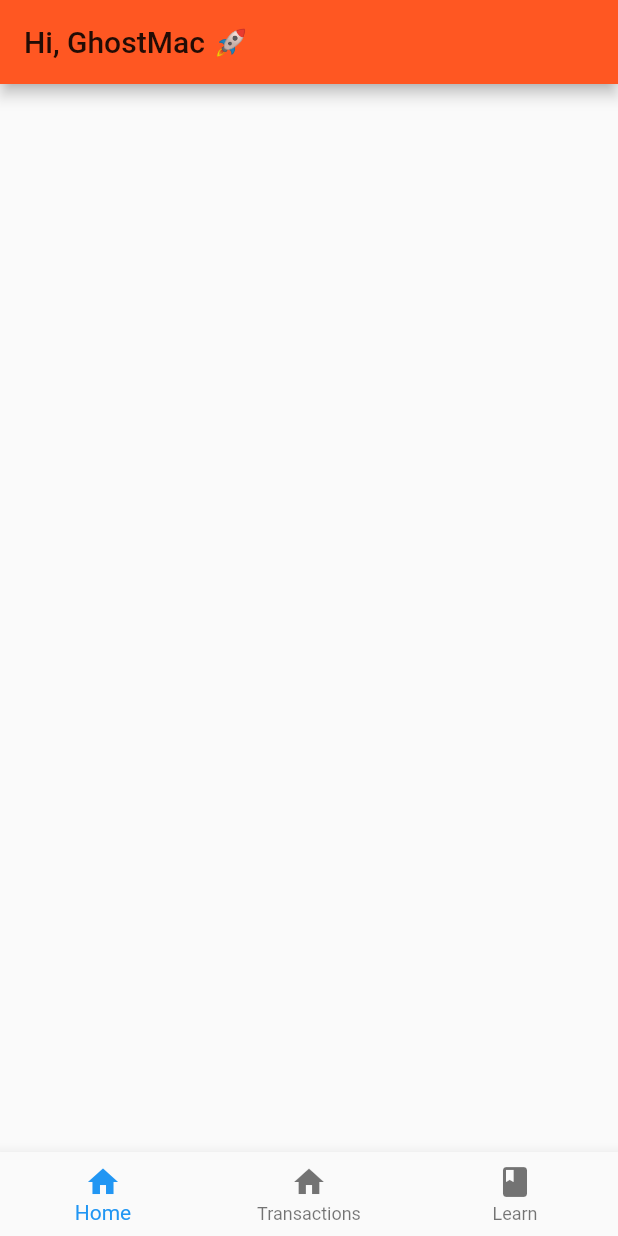
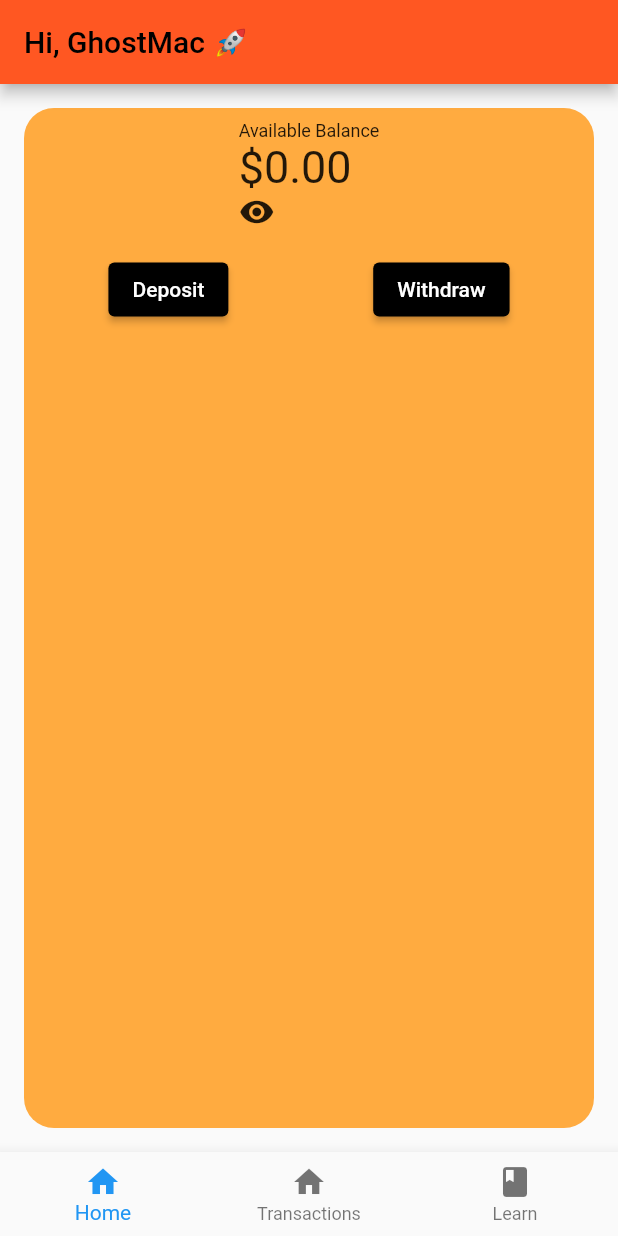
Before and after one commit to theghostmac/flyio, a Flutter app: the screen it shows after launch, on a phone screen of 412 x 824 dp. Run offline on Flutter 3.47's test engine with Material 2 defaults, Android fonts, the phone set to English and light mode, and no system bars.

Commit message:
added three cards for balance, savings, and earnings

```diff
--- a/lib/screens/dashboard.dart
+++ b/lib/screens/dashboard.dart
@@ -1,24 +1,18 @@
-import 'dart:math';
-
 import 'package:flutter/material.dart';
 
 class Dashboard extends StatelessWidget {
-  const Dashboard({super.key});
+  const Dashboard({Key? key}) : super(key: key);
 
   @override
   Widget build(BuildContext context) {
     return Scaffold(
       appBar: AppBar(
         backgroundColor: Colors.deepOrange,
-        foregroundColor: Colors.black87,
+        foregroundColor: Colors.black,
         title: const Text('Hi, GhostMac 🚀'),
         centerTitle: false,
       ),
-      body: const Row(
-        children: [
-
-        ],
-      ),
+      body: const WalletPageView(),
 
       bottomNavigationBar: BottomNavigationBar(
         items: const [
@@ -36,8 +30,126 @@ class Dashboard extends StatelessWidget {
             ),
         ],
       ),
+      floatingActionButton: Column(
+
+      ),
     );
   }
 }
 
-int getRandomNumber() => Random().nextInt(100);
+class WalletPageView extends StatelessWidget {
+  const WalletPageView({super.key});
+
+  @override
+  Widget build(BuildContext context) {
+    return PageView(
+      children: [
+        WalletRow(
+          title: 'Available Balance',
+          balance: '\$0.00',
+          toggleVisibility: () {},
+          button1Text: 'Deposit',
+          button2Text: 'Withdraw',
+        ),
+        WalletRow(
+          title: 'Savings Pocket',
+          balance: '\$0.00',
+          toggleVisibility: () {},
+          button1Text: 'Add Money',
+          button2Text: 'Transfer',
+        ),
+        WalletRow(
+          title: 'Portfolio Value',
+          balance: '\$0.00',
+          toggleVisibility: () {},
+          button1Text: "Today's Earnings: \$0.00",
+          button2Text: "All-time Earnings",
+        ),
+      ],
+    );
+  }
+}
+
+class WalletRow extends StatelessWidget {
+  const WalletRow({
+    required this.title,
+    required this.balance,
+    required this.toggleVisibility,
+    required this.button1Text,
+    required this.button2Text,
+    Key? key,
+  }) : super(key: key);
+
+  final String title;
+  final String balance;
+  final VoidCallback toggleVisibility;
+  final String button1Text;
+  final String button2Text;
+
+
+  @override
+  Widget build(BuildContext context) {
+    return Container(
+      margin: const EdgeInsets.all(16),
+      decoration: BoxDecoration(
+        color: Colors.orangeAccent,
+        borderRadius: BorderRadius.circular(20),
+      ),
+      child: Column(
+        children: [
+          Container(
+            margin: const EdgeInsets.all(8),
+            child: Column(
+              crossAxisAlignment: CrossAxisAlignment.start,
+              children: [
+                Text(
+                  title,
+                  style: const TextStyle(fontSize: 12),
+                ),
+                Text(
+                  balance,
+                  style: const TextStyle(fontSize: 30),
+                ),
+                GestureDetector(
+                  onTap: toggleVisibility,
+                  child: const Icon(Icons.remove_red_eye),
+                ),
+              ],
+            ),
+          ),
+          Container(
+            margin: const EdgeInsets.all(8),
+            alignment: Alignment.center,
+            child: Column(
+              children: [
+                Row(
+                  mainAxisAlignment: MainAxisAlignment.spaceAround,
+                  children: [
+                    ElevatedButton(
+                        onPressed: () {},
+                        style: ElevatedButton.styleFrom(
+                          backgroundColor: Colors.black,
+                        ),
+                        child: Text(
+                          button1Text,
+                          style: const TextStyle(color: Colors.white),
+                        ),),
+                    ElevatedButton(
+                        onPressed: () {},
+                      style: ElevatedButton.styleFrom(
+                        backgroundColor: Colors.black,
+                      ),
+                        child: Text(
+                            button2Text,
+                          style: const TextStyle(color: Colors.white),
+                        ),
+                    )
+                  ],
+                )
+              ],
+            ),
+          )
+        ],
+        ),
+    );
+  }}
```
